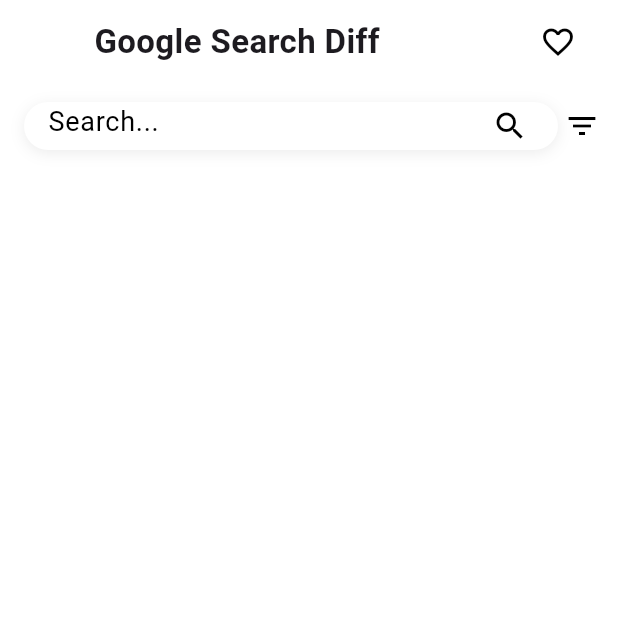
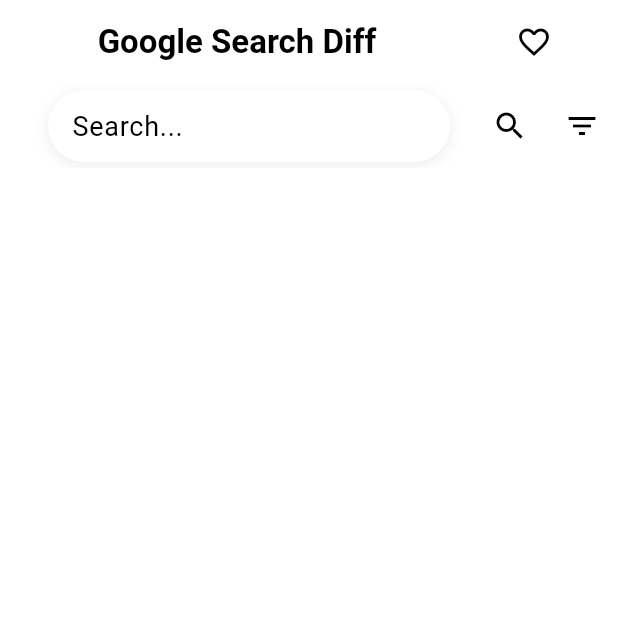
Before and after one commit to dachrisch/google-search-diff, a Flutter app: the screen it shows after launch, on a phone screen of 412 x 824 dp, the top half of it. Run offline on Flutter 3.47's test engine with Material 3 defaults, Android fonts, the phone set to English and light mode, and no system bars; our stand-ins replace lorem_ipsum; missing offline and left inert: fimber, localstore, relative_time; Roboto replaces fonts that are missing (WorkSans); statements that could not run were skipped.

Commit message:
appbar to appbar in scaffold

```diff
--- a/lib/main.dart
+++ b/lib/main.dart
@@ -42,7 +42,7 @@
     ));
     return MaterialApp(
       title: 'Google Search Diff',
-      debugShowCheckedModeBanner: false,
+      debugShowCheckedModeBanner: true,
       theme: ThemeData(
         primarySwatch: Colors.blue,
         textTheme: GoogleSearchDiffScreenTheme.buildLightTheme().textTheme,
--- a/lib/view/google_search_app_bar.dart
+++ b/lib/view/google_search_app_bar.dart
@@ -2,20 +2,23 @@
 import 'package:flutter/material.dart';
 import 'package:google_search_diff/controller/query_change.dart';
 import 'package:google_search_diff/controller/search_results_controller.dart';
-import 'package:google_search_diff/main.dart';
 import 'package:google_search_diff/model/search_results.dart';
 import 'package:relative_time/relative_time.dart';
 
-class GoogleSearchAppBar extends StatefulWidget {
+class GoogleSearchAppBar extends StatefulWidget implements PreferredSizeWidget {
   final SearchResultsStore searchResultsStore;
   final SearchResultsController searchResultsController;
   final SearchBarController searchBarController;
+
+  @override
+  final Size preferredSize;
 
   const GoogleSearchAppBar(
       {super.key,
       required this.searchResultsStore,
       required this.searchResultsController,
-      required this.searchBarController});
+      required this.searchBarController})
+      : preferredSize = const Size.fromHeight(kToolbarHeight);
 
   @override
   State<StatefulWidget> createState() {
@@ -25,21 +28,11 @@
 
 class _GoogleSearchAppBarState extends State<GoogleSearchAppBar> {
   final logger = FimberLog('appbar');
+
   @override
   Widget build(BuildContext context) {
-    return Container(
-      decoration: BoxDecoration(
-        color: GoogleSearchDiffScreenTheme.buildLightTheme()
-            .colorScheme
-            .background,
-        boxShadow: <BoxShadow>[
-          BoxShadow(
-              color: Colors.grey.withOpacity(0.2),
-              offset: const Offset(0, 2),
-              blurRadius: 8.0),
-        ],
-      ),
-      child: Padding(
+    return AppBar(
+      title: Padding(
         padding: EdgeInsets.only(
             top: MediaQuery.of(context).padding.top, left: 8, right: 8),
         child: Row(
--- a/lib/view/google_search_diff_screen.dart
+++ b/lib/view/google_search_diff_screen.dart
@@ -70,13 +70,13 @@
     return Theme(
       data: GoogleSearchDiffScreenTheme.buildLightTheme(),
       child: Scaffold(
+        appBar: GoogleSearchAppBar(
+          searchResultsStore: searchResultsStore,
+          searchResultsController: searchResultsController,
+          searchBarController: searchBarController,
+        ),
           body: Column(
             children: <Widget>[
-              GoogleSearchAppBar(
-                searchResultsStore: searchResultsStore,
-                searchResultsController: searchResultsController,
-                searchBarController: searchBarController,
-              ),
               SearchBarWidgetView(
                   searchBarController: searchBarController,
                   searchResultsController: searchResultsController,
--- a/lib/view/search_bar_widget.dart
+++ b/lib/view/search_bar_widget.dart
@@ -18,12 +18,12 @@
   @override
   Widget build(BuildContext context) {
     return Padding(
-      padding: const EdgeInsets.only(left: 16, right: 24, top: 8, bottom: 8),
+      padding: const EdgeInsets.only(left: 16, right: 0, top: 8, bottom: 8),
       child: Row(
         children: <Widget>[
           Expanded(
             child: Padding(
-              padding: const EdgeInsets.only(right: 16, top: 4, bottom: 4),
+              padding: const EdgeInsets.only(right: 0, top: 4, bottom: 4),
               child: Container(
                 decoration: BoxDecoration(
                   color: GoogleSearchDiffScreenTheme.buildLightTheme()
@@ -40,8 +40,7 @@
                   ],
                 ),
                 child: Padding(
-                  padding: const EdgeInsets.only(
-                      left: 16, right: 16, top: 0, bottom: 0),
+                  padding: const EdgeInsets.only(left: 16),
                   child: TextField(
                     key: const Key('search-query-field'),
                     textInputAction: TextInputAction.search,
```
Also changed, not shown: lib/view/search_bar_widget_view.dart (+52 -9 lines).
